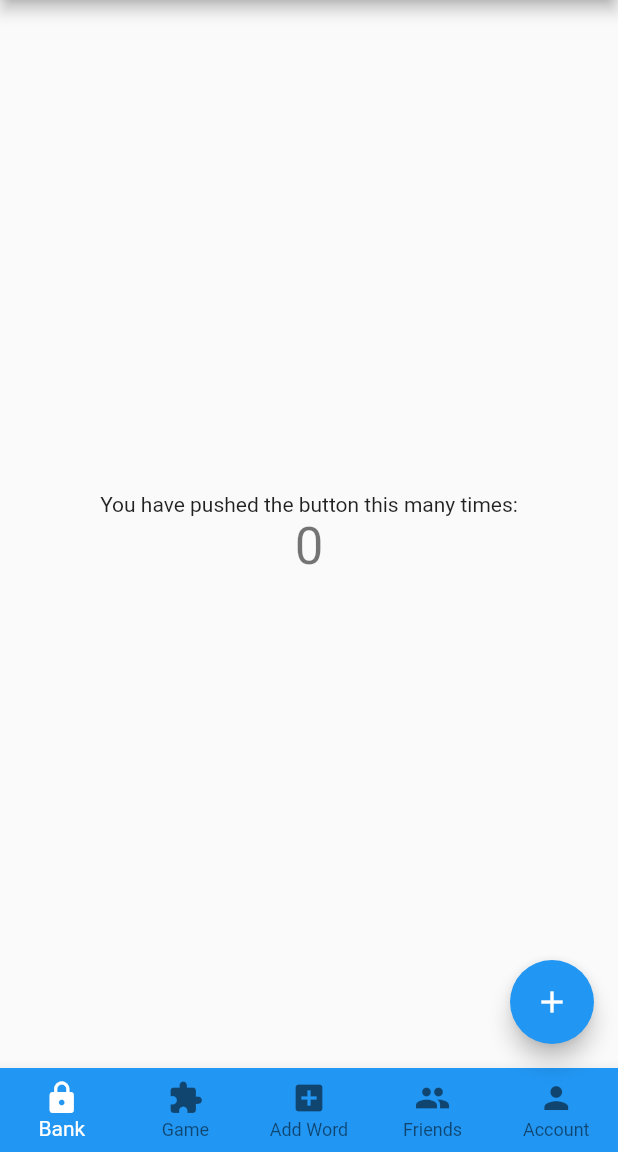
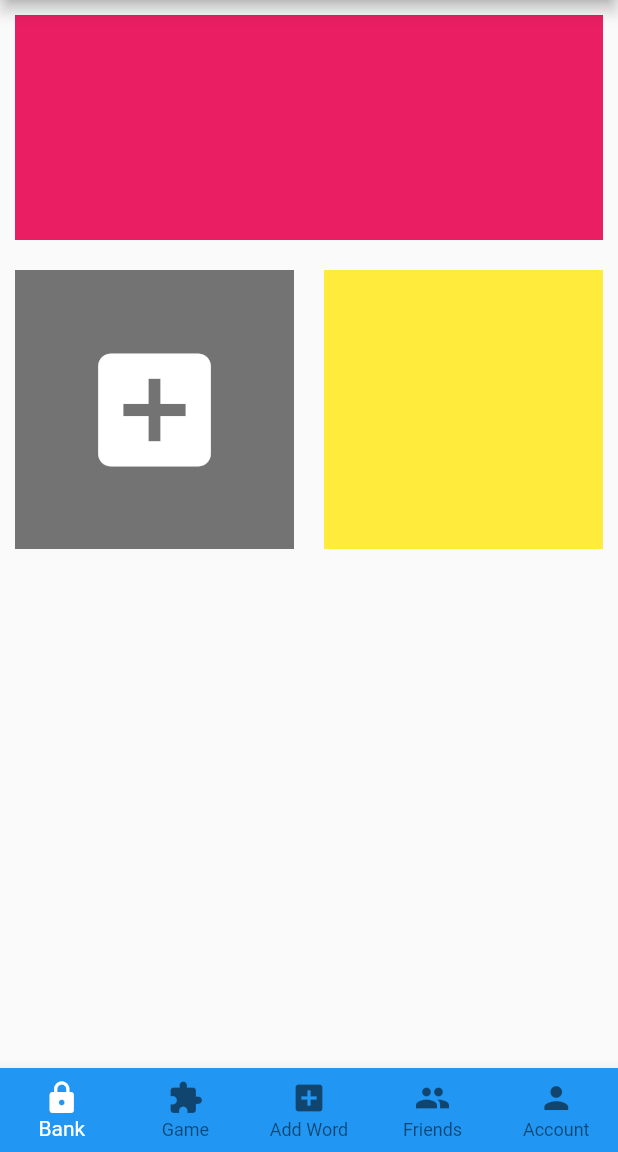
Before and after one commit to abassey/vocabify, a Flutter app: the screen it shows after launch, on a phone screen of 412 x 824 dp, the part 84-1236 px from its top. Run offline on Flutter 3.47's test engine with Material 2 defaults, Android fonts, the phone set to English and light mode, and no system bars.

Commit message:
added core vault box and gridview
add button logic working for ontap within gridview, but adding new element logic not working currently - still to figure out

```diff
--- a/lib/main.dart
+++ b/lib/main.dart
@@ -15,47 +15,9 @@ class MyApp extends StatelessWidget {
       theme: ThemeData(
         primarySwatch: Colors.blue,
       ),
-      home: const MyHomePage(title: 'Vocabify'),
-    );
-  }
-}
-
-class MyHomePage extends StatefulWidget {
-  const MyHomePage({Key? key, required this.title}) : super(key: key);
-  final String title;
-
-  @override
-  State<MyHomePage> createState() => _MyHomePageState();
-}
-
-class _MyHomePageState extends State<MyHomePage> {
-  int _counter = 0;
-
-  void _incrementCounter() {
-    setState(() {
-      _counter++;
-    });
-  }
-
-  @override
-  Widget build(BuildContext context) {
-    return Scaffold(
+      home: Scaffold(
         appBar: AppBar(
-        title: Text(widget.title),
-      ),
-      body: Center(
-        child: Column(
-          mainAxisAlignment: MainAxisAlignment.center,
-          children: <Widget>[
-            const Text(
-              'You have pushed the button this many times:',
-            ),
-            Text(
-              '$_counter',
-              style: Theme.of(context).textTheme.headline4,
-            ),
-          ],
-        ),
+          title: const Text("Vocabify"),
         ),
         bottomNavigationBar: BottomNavigationBar(
           type: BottomNavigationBarType.fixed,
@@ -84,11 +46,93 @@ class _MyHomePageState extends State<MyHomePage> {
           ],
           selectedItemColor: Colors.white,
         ),
-      floatingActionButton: FloatingActionButton(
-        onPressed: _incrementCounter,
-        tooltip: 'Increment',
-        child: const Icon(Icons.add),
+        body: const HomeScreen(),
       ),
     );
   }
 }
+
+List<Widget> gridChild = [
+  Stack(
+    children: [
+      Positioned.fill(
+        child: Container(
+          margin: const EdgeInsets.all(10.0),
+          width: 30.0,
+          height: 50.0,
+          color: Colors.black54,
+        ),
+      ),
+      Positioned.fill(
+        child: GestureDetector(
+          onTap: () {
+            print("add vault tapped");
+            //addToGrid();
+          },
+          child: const Icon(
+            Icons.add_box,
+            size: 100,
+            color: Colors.white,
+          ),
+        ),
+      ),
+    ],
+  ),
+  Container(
+    margin: const EdgeInsets.all(10.0),
+    width: 30.0,
+    height: 50.0,
+    color: Colors.yellow,
+  ),
+];
+
+class HomeScreen extends StatefulWidget {
+  const HomeScreen({Key? key}) : super(key: key);
+
+  @override
+  State<HomeScreen> createState() => _HomeScreenState();
+}
+
+class _HomeScreenState extends State<HomeScreen> {
+  void addToGrid() {
+    setState(() {
+      gridChild.add(Container(
+        margin: const EdgeInsets.all(8.0),
+        width: 30.0,
+        height: 50.0,
+        color: Colors.purple,
+      ));
+    });
+  }
+
+  @override
+  Widget build(BuildContext context) {
+    return Center(
+        child: Column(
+      children: [
+        Padding(
+          padding: const EdgeInsets.all(10.0),
+          child: GestureDetector(
+            onTap: () {
+              print("core vault tapped -> this goes to core vault page");
+            },
+            child: const SizedBox(
+              width: 500,
+              height: 150,
+              child: DecoratedBox(
+                decoration: BoxDecoration(color: Colors.pink),
+              ),
+            ),
+          ),
+        ),
+        Expanded(
+          child: GridView.count(
+            crossAxisCount: 2,
+            children:
+                List.generate(gridChild.length, (index) => gridChild[index]),
+          ),
+        )
+      ],
+    ));
+  }
+}
```
Lines whose indentation alone changed are shown as unchanged.
